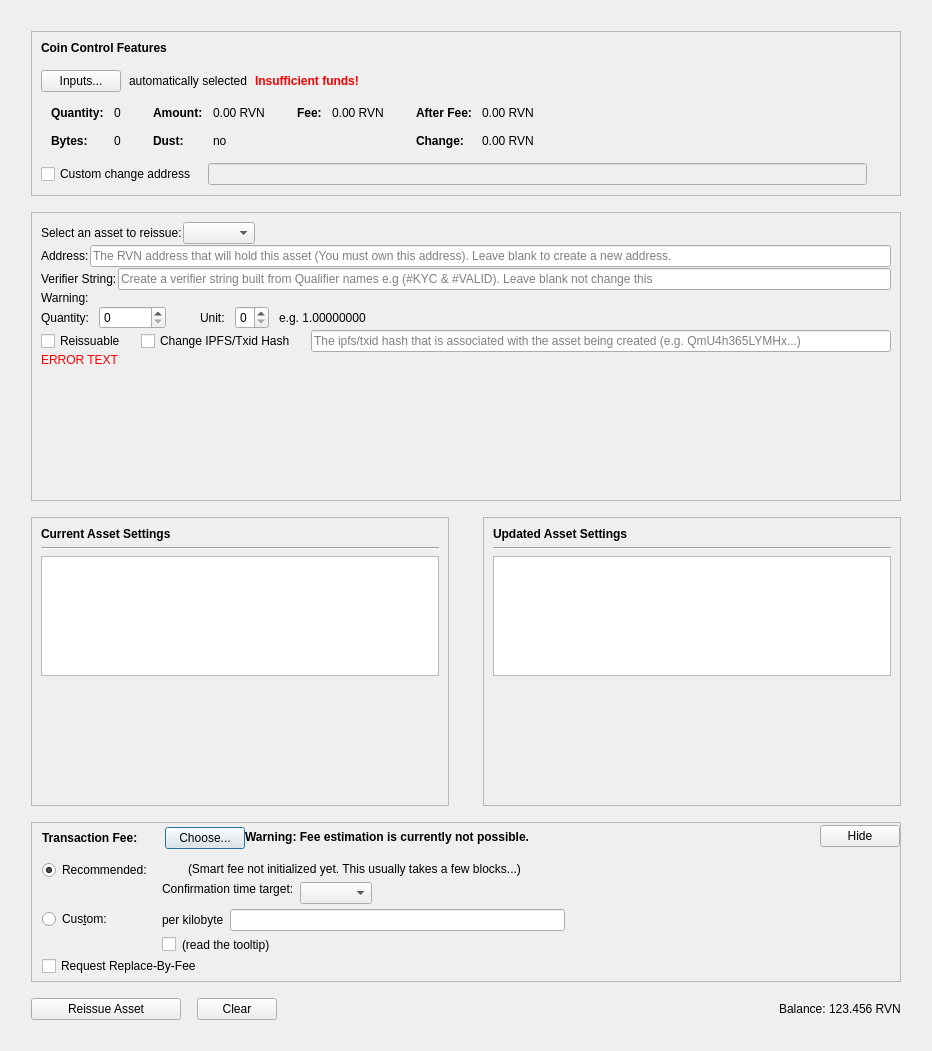
First picture: the form in src/qt/forms/reissueassetdialog.ui, repository RavenProject/Ravencoin, before the edit.
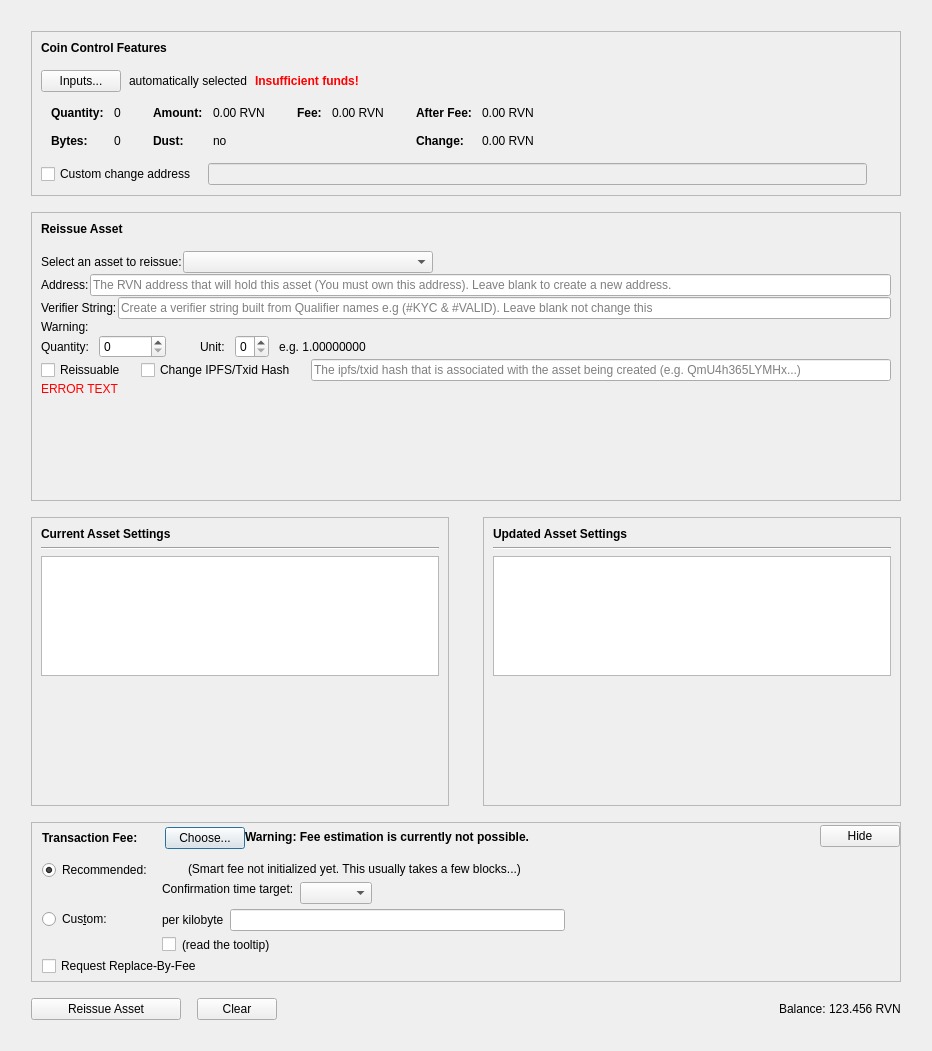
Second picture: the form after the edit. Custom widgets are drawn as their Qt base class.

Commit message:
GUI: Manage Assets - Add label for reissue assets.
    Manage Assets view.
    - Reissue Asset headline.
    - Change some wording.
    - Resize the combobox.
    - Add tooltip to the combobox.

Diff of the .ui file:
```diff
--- a/src/qt/forms/reissueassetdialog.ui
+++ b/src/qt/forms/reissueassetdialog.ui
@@ -591,6 +591,44 @@
         <property name="bottomMargin">
          <number>12</number>
         </property>
+        <item>
+         <layout class="QHBoxLayout" name="horizontalLayoutReissueAsset">
+          <property name="bottomMargin">
+           <number>15</number>
+          </property>
+          <item>
+           <widget class="QLabel" name="labelReissueAsset">
+            <property name="sizePolicy">
+             <sizepolicy hsizetype="Preferred" vsizetype="Preferred">
+              <horstretch>0</horstretch>
+              <verstretch>0</verstretch>
+             </sizepolicy>
+            </property>
+            <property name="minimumSize">
+             <size>
+              <width>0</width>
+              <height>0</height>
+             </size>
+            </property>
+            <property name="font">
+             <font>
+              <weight>75</weight>
+              <bold>true</bold>
+             </font>
+            </property>
+            <property name="styleSheet">
+             <string notr="true">font-weight:bold;</string>
+            </property>
+            <property name="frameShape">
+             <enum>QFrame::NoFrame</enum>
+            </property>
+            <property name="text">
+             <string>Reissue Asset</string>
+            </property>
+           </widget>
+          </item>
+         </layout>
+        </item>
         <item>
          <layout class="QVBoxLayout" name="verticalLayout_6">
           <property name="spacing">
@@ -600,13 +638,38 @@
            <layout class="QHBoxLayout" name="horizontalLayout">
             <item>
              <widget class="QLabel" name="assetNameLabel">
+              <property name="sizePolicy">
+               <sizepolicy hsizetype="Preferred" vsizetype="Preferred">
+                <horstretch>0</horstretch>
+                <verstretch>0</verstretch>
+               </sizepolicy>
+              </property>
               <property name="text">
                <string>Select an asset to reissue:</string>
               </property>
              </widget>
             </item>
             <item>
-             <widget class="QComboBox" name="comboBox"/>
+             <widget class="QComboBox" name="comboBox">
+              <property name="enabled">
+               <bool>true</bool>
+              </property>
+              <property name="sizePolicy">
+               <sizepolicy hsizetype="Preferred" vsizetype="Fixed">
+                <horstretch>0</horstretch>
+                <verstretch>0</verstretch>
+               </sizepolicy>
+              </property>
+              <property name="minimumSize">
+               <size>
+                <width>250</width>
+                <height>0</height>
+               </size>
+              </property>
+              <property name="sizeAdjustPolicy">
+               <enum>QComboBox::AdjustToContentsOnFirstShow</enum>
+              </property>
+             </widget>
             </item>
             <item>
              <widget class="QLabel" name="reissueCostLabel">
```
The commit also changes 1 other file.
